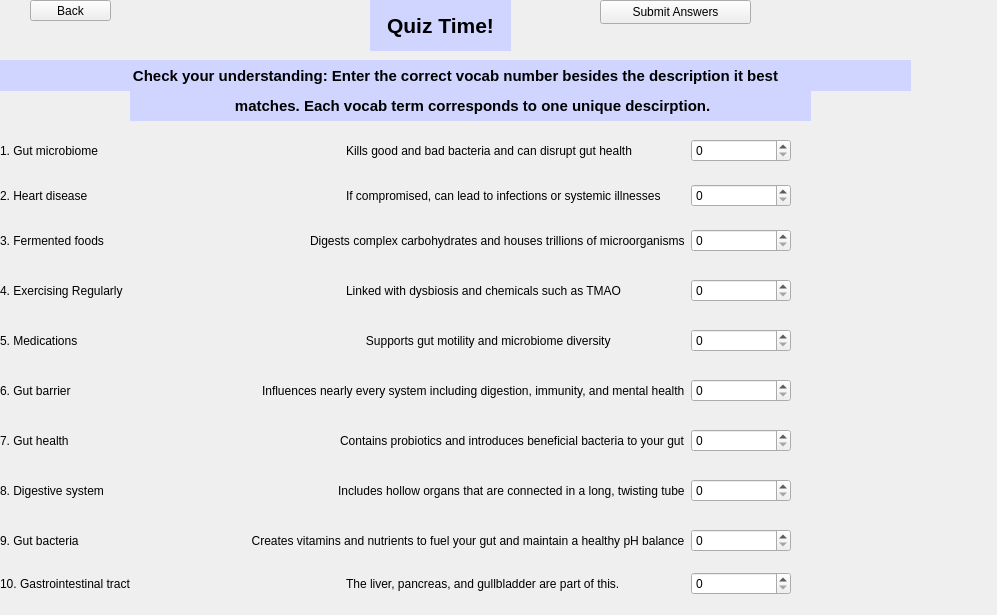
Before: the Qt Designer form A8EduApp/quizmatchingwidget.ui in University-of-Utah-CS3505/a9-edu-app-f24-00Calvin00, drawn with Qt 5.
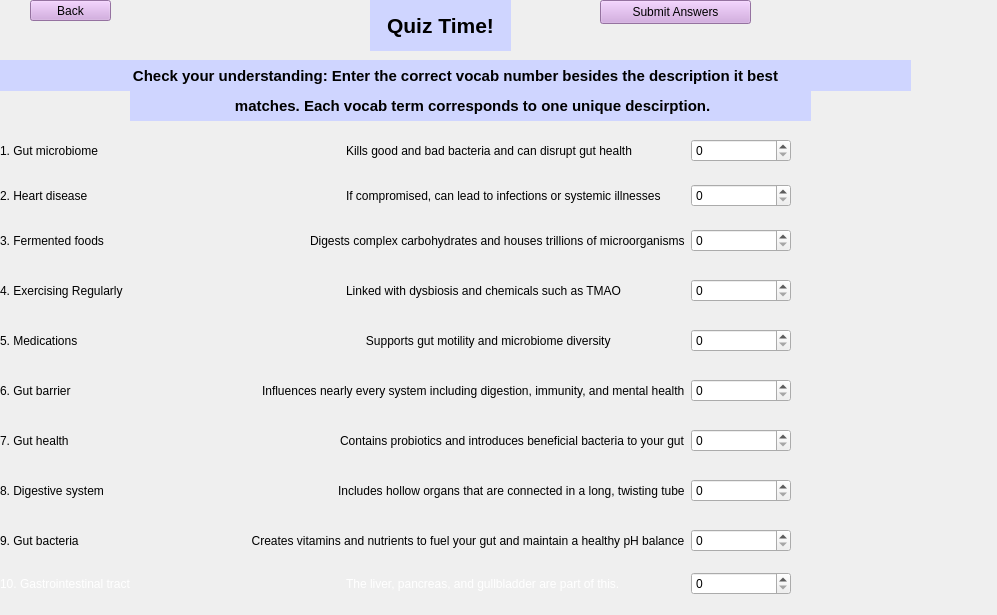
After: the same form once the commit is applied.

Commit message: Quiz matching text and color fixes

Patch:
```diff
--- a/A8EduApp/quizmatchingwidget.ui
+++ b/A8EduApp/quizmatchingwidget.ui
@@ -22,6 +22,9 @@
      <height>21</height>
     </rect>
    </property>
+   <property name="styleSheet">
+    <string notr="true">background-color: rgb(209, 160, 224);</string>
+   </property>
    <property name="text">
     <string>Back</string>
    </property>
@@ -419,6 +422,9 @@
    <layout class="QHBoxLayout" name="horizontalLayout_10">
     <item>
      <widget class="QLabel" name="label_20">
+      <property name="styleSheet">
+       <string notr="true">color: rgb(255, 255, 255);</string>
+      </property>
       <property name="text">
        <string>10. Gastrointestinal tract</string>
       </property>
@@ -426,6 +432,9 @@
     </item>
     <item>
      <widget class="QLabel" name="label_21">
+      <property name="styleSheet">
+       <string notr="true">color: rgb(255, 255, 255);</string>
+      </property>
       <property name="text">
        <string>The liver, pancreas, and gullbladder are part of this.</string>
       </property>
@@ -494,6 +503,9 @@
      <height>24</height>
     </rect>
    </property>
+   <property name="styleSheet">
+    <string notr="true">background-color: rgb(209, 160, 224);</string>
+   </property>
    <property name="text">
     <string>Submit Answers</string>
    </property>
```
Left out of the diff: 54 changed lines with no effect on the pictures. The commit also changes 3 other files.
